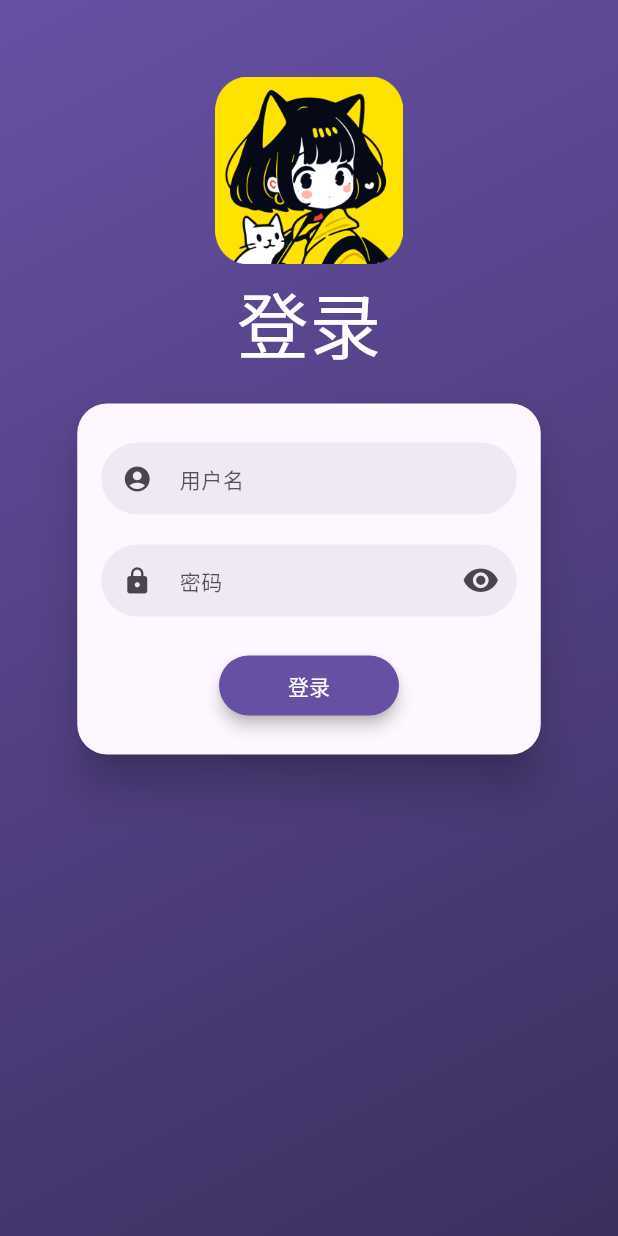
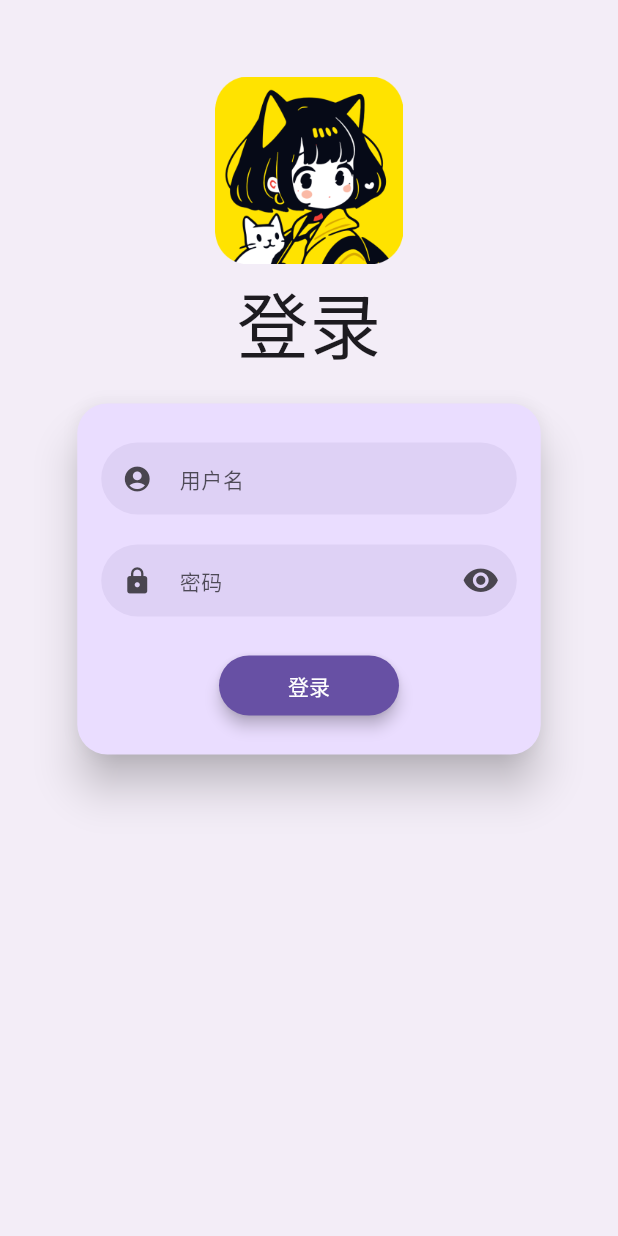
Before and after one commit to YiQiuYes/schedule, a Flutter app: the screen it shows after launch, on a phone screen of 412 x 824 dp. Run offline on Flutter 3.47's test engine with Material 3 defaults, Android fonts, the phone set to English and light mode, and no system bars; drawn by our look-alikes of dynamic_color, flutter_login; our stand-ins replace cookie_jar, dio, dio_cookie_manager, flutter_screenutil, get, logger and 3 more; missing offline and left inert: dio_cache_interceptor, flutter_picker_plus; statements that could not run were skipped.

Commit message:
style: pages: modify the color scheme on the landing page

```diff
--- a/lib/pages/login/view.dart
+++ b/lib/pages/login/view.dart
@@ -40,9 +40,13 @@ class _LoginPageState extends State<LoginPage> {
         logo: 'lib/assets/images/logo.png',
         theme: LoginTheme(
           titleStyle: TextStyle(
-            color: Theme.of(context).colorScheme.onPrimary,
+            color: Theme.of(context).colorScheme.onSurface,
           ),
           cardInitialHeight: ScreenUtils.length(vertical: 280.w, horizon: 60.w),
+          pageColorLight: Theme.of(context).colorScheme.surfaceContainer,
+          pageColorDark: Theme.of(context).colorScheme.surfaceContainer,
+          cardTheme:
+              CardTheme(color: Theme.of(context).colorScheme.primaryContainer),
         ),
         hideForgotPasswordButton: true,
         hideCaptchaTextField: logic.hideCaptchaTextField(type),
@@ -80,7 +84,7 @@ class _LoginPageState extends State<LoginPage> {
   /// 获取appBar
   PreferredSizeWidget? appBarWidget(BuildContext context) {
     final globalState = Get.find<GlobalLogic>().state;
-    if(!globalState.settings["isLogin"]) {
+    if (!globalState.settings["isLogin"]) {
       return null;
     }
 
```
